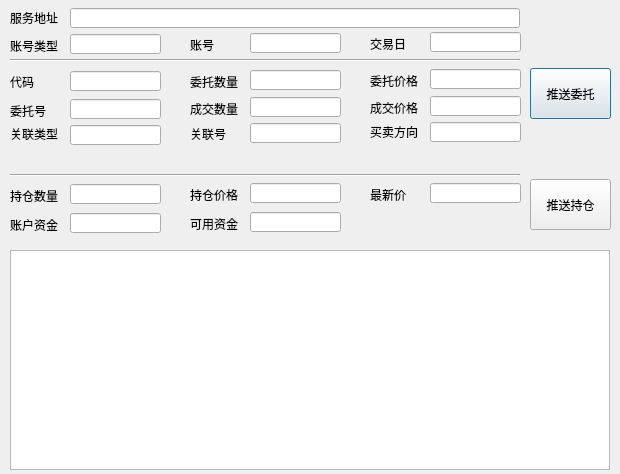
Qt form simutradecli/simutradeclient.ui (zhengyingzhi/tests) before a commit.
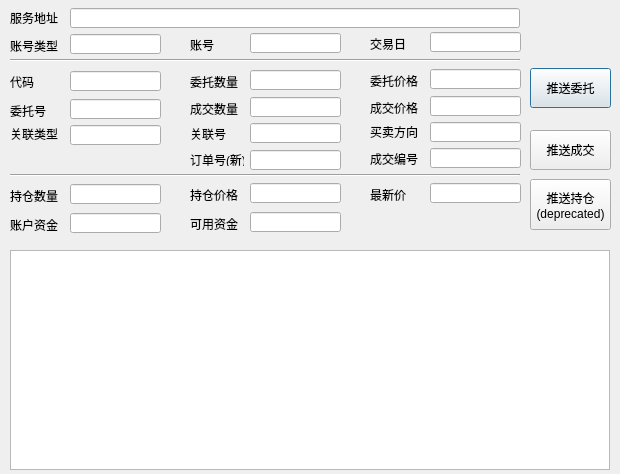
The same form after that commit.

Patch:
```diff
--- a/simutradecli/simutradeclient.ui
+++ b/simutradecli/simutradeclient.ui
@@ -226,7 +226,7 @@
      <x>530</x>
      <y>68</y>
      <width>81</width>
-     <height>51</height>
+     <height>40</height>
     </rect>
    </property>
    <property name="text">
@@ -407,7 +407,8 @@
     </rect>
    </property>
    <property name="text">
-    <string>推送持仓</string>
+    <string>推送持仓
+(deprecated)</string>
    </property>
   </widget>
   <widget class="QLineEdit" name="lineEditCashAvail">
@@ -489,6 +490,71 @@
     <string>买卖方向</string>
    </property>
   </widget>
+  <widget class="QPushButton" name="btnPushTrade">
+   <property name="geometry">
+    <rect>
+     <x>530</x>
+     <y>130</y>
+     <width>81</width>
+     <height>40</height>
+    </rect>
+   </property>
+   <property name="text">
+    <string>推送成交</string>
+   </property>
+  </widget>
+  <widget class="QLineEdit" name="lineEditTradeNo">
+   <property name="geometry">
+    <rect>
+     <x>430</x>
+     <y>148</y>
+     <width>91</width>
+     <height>20</height>
+    </rect>
+   </property>
+  </widget>
+  <widget class="QLabel" name="label_19">
+   <property name="geometry">
+    <rect>
+     <x>370</x>
+     <y>153</y>
+     <width>54</width>
+     <height>12</height>
+    </rect>
+   </property>
+   <property name="text">
+    <string>成交编号</string>
+   </property>
+  </widget>
+  <widget class="QLineEdit" name="lineEditOrderId">
+   <property name="geometry">
+    <rect>
+     <x>250</x>
+     <y>150</y>
+     <width>91</width>
+     <height>20</height>
+    </rect>
+   </property>
+   <property name="toolTip">
+    <string>新报单接口返回的订单号，类似于CATS算法单返回的算法单号</string>
+   </property>
+  </widget>
+  <widget class="QLabel" name="label_20">
+   <property name="geometry">
+    <rect>
+     <x>190</x>
+     <y>154</y>
+     <width>54</width>
+     <height>12</height>
+    </rect>
+   </property>
+   <property name="toolTip">
+    <string>新报单接口返回的订单号，类似于CATS算法单返回的算法单号</string>
+   </property>
+   <property name="text">
+    <string>订单号(新)</string>
+   </property>
+  </widget>
  </widget>
  <resources/>
  <connections/>
```
Left out of the diff: 3 changed lines with no effect on the pictures.
